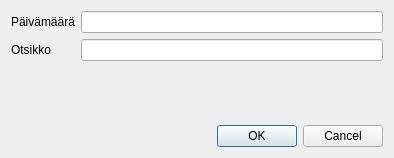
artoh/kitupiikki, file kitsas/kirjaus/kopioitosite.ui: the form before one commit.
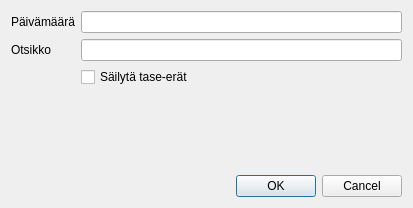
The form after the commit. Icons and pictures are not drawn. Custom widgets are drawn as their Qt base class.

The edit to the form file:
```diff
--- a/kitsas/kirjaus/kopioitosite.ui
+++ b/kitsas/kirjaus/kopioitosite.ui
@@ -6,8 +6,8 @@
    <rect>
     <x>0</x>
     <y>0</y>
-    <width>394</width>
-    <height>158</height>
+    <width>413</width>
+    <height>208</height>
    </rect>
   </property>
   <property name="windowTitle">
@@ -35,7 +35,7 @@
    <item row="1" column="1">
     <widget class="QLineEdit" name="otsikkoEdit"/>
    </item>
-   <item row="2" column="1">
+   <item row="3" column="1">
     <spacer name="verticalSpacer">
      <property name="orientation">
       <enum>Qt::Vertical</enum>
@@ -48,7 +48,7 @@
      </property>
     </spacer>
    </item>
-   <item row="3" column="0" colspan="2">
+   <item row="4" column="0" colspan="2">
     <widget class="QDialogButtonBox" name="buttonBox">
      <property name="orientation">
       <enum>Qt::Horizontal</enum>
@@ -61,6 +61,13 @@
    <item row="0" column="1">
     <widget class="KpDateEdit" name="pvmEdit"/>
    </item>
+   <item row="2" column="1">
+    <widget class="QCheckBox" name="sailytaErat">
+     <property name="text">
+      <string>Säilytä tase-erät</string>
+     </property>
+    </widget>
+   </item>
   </layout>
  </widget>
  <customwidgets>
```
